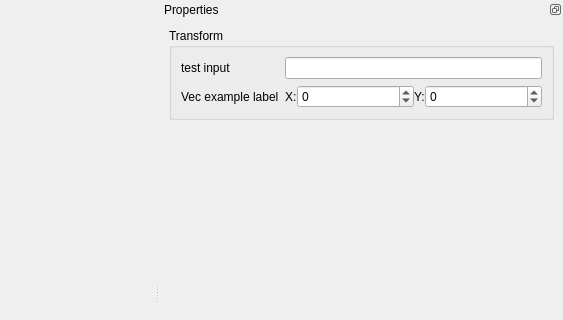
LNDF/Element-Editor, file src/ui/element_editor.ui: the form before one commit; both pictures show x 563 to 1126 and y 0 to 320 of the 1126 by 586 pixel window.
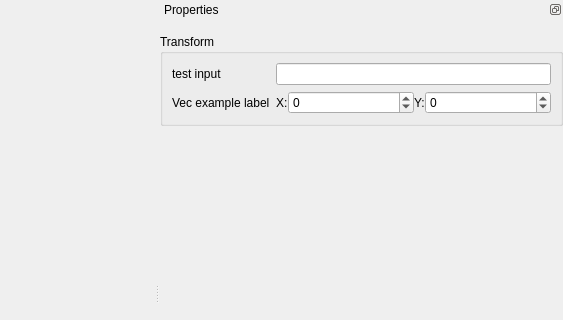
The form after the commit.

The edit to the form file:
```diff
--- a/src/ui/element_editor.ui
+++ b/src/ui/element_editor.ui
@@ -72,13 +72,13 @@
       <number>0</number>
      </property>
      <property name="topMargin">
-      <number>0</number>
+      <number>15</number>
      </property>
      <property name="rightMargin">
       <number>0</number>
      </property>
      <property name="bottomMargin">
-      <number>0</number>
+      <number>15</number>
      </property>
      <item>
       <widget class="QTreeView" name="scene_tree">
@@ -124,13 +124,13 @@
       <number>0</number>
      </property>
      <property name="topMargin">
-      <number>0</number>
+      <number>15</number>
      </property>
      <property name="rightMargin">
       <number>0</number>
      </property>
      <property name="bottomMargin">
-      <number>0</number>
+      <number>15</number>
      </property>
      <item>
       <widget class="QTreeView" name="filesystem_tree">
@@ -204,7 +204,7 @@
           <x>0</x>
           <y>0</y>
           <width>399</width>
-          <height>130</height>
+          <height>148</height>
          </rect>
         </property>
         <property name="sizePolicy">
@@ -214,6 +214,21 @@
          </sizepolicy>
         </property>
         <layout class="QVBoxLayout" name="properties_contents_layout">
+         <property name="spacing">
+          <number>0</number>
+         </property>
+         <property name="leftMargin">
+          <number>0</number>
+         </property>
+         <property name="topMargin">
+          <number>15</number>
+         </property>
+         <property name="rightMargin">
+          <number>0</number>
+         </property>
+         <property name="bottomMargin">
+          <number>15</number>
+         </property>
          <item>
           <widget class="QGroupBox" name="group">
            <property name="sizePolicy">
```
